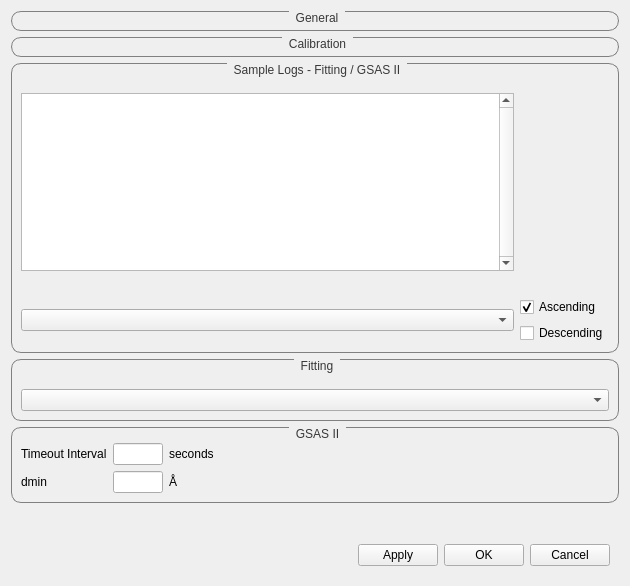
First picture: the form in qt/python/mantidqtinterfaces/mantidqtinterfaces/Engineering/gui/engineering_diffraction/settings/settings_widget.ui, repository mantidproject/mantid, before the edit.
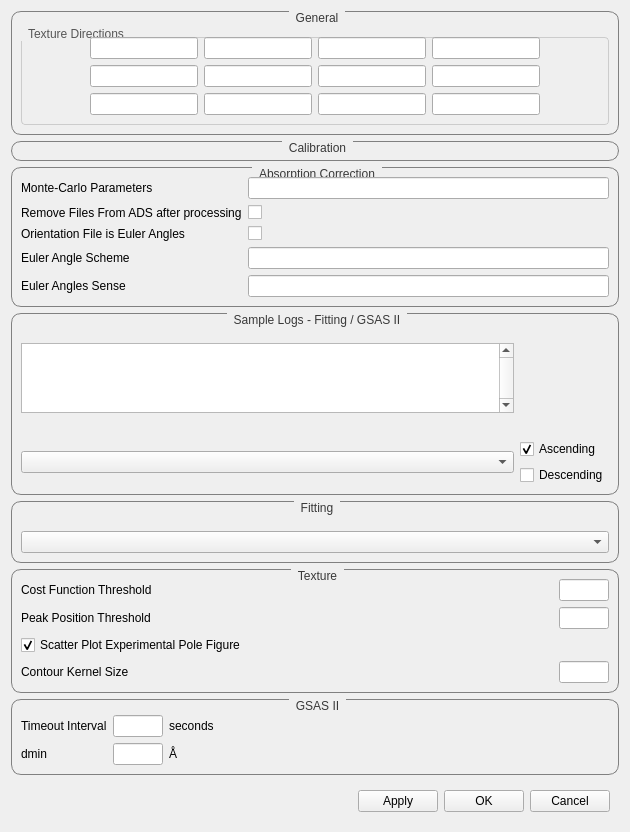
Second picture: the form after the edit. Custom widgets are drawn as their Qt base class.

```diff
--- a/qt/python/mantidqtinterfaces/mantidqtinterfaces/Engineering/gui/engineering_diffraction/settings/settings_widget.ui
+++ b/qt/python/mantidqtinterfaces/mantidqtinterfaces/Engineering/gui/engineering_diffraction/settings/settings_widget.ui
@@ -33,10 +33,253 @@
      <property name="title">
       <string>General</string>
      </property>
-     <layout class="QGridLayout" name="gridLayout">
-      <item row="0" column="0">
+     <layout class="QVBoxLayout" name="generalVBox">
+      <item>
        <widget class="FileFinderWidget" name="finder_save" native="true"/>
       </item>
+      <item>
+    <widget class="QGroupBox" name="groupBox_textureVectors">
+     <property name="title">
+      <string>Texture Directions</string>
+     </property>
+ <property name="styleSheet">
+  <string notr="true">
+   QGroupBox {
+    border: 1px solid #ccc;
+    border-radius: 4px;
+    margin-top: 10px;
+   }
+   QGroupBox::title {
+    subcontrol-origin: margin;
+    subcontrol-position: top left;
+    padding: 0 5px;
+    font-weight: normal;
+    color: #555;
+   }
+  </string>
+ </property>
+     <layout class="QGridLayout">
+      <item row="0" column="0">
+   <spacer name="spacer_left">
+    <property name="orientation">
+     <enum>Qt::Horizontal</enum>
+    </property>
+    <property name="sizeHint" stdset="0">
+     <size>
+      <width>40</width>
+      <height>20</height>
+     </size>
+    </property>
+   </spacer>
+  </item>
+         <item row="0" column="1">
+       <widget class="QLineEdit" name="lineedit_RD">
+               <property name="text">
+           <string/>
+          </property>
+        <property name="maximumWidth">
+      <number>30</number>
+    </property>
+    <property name="sizePolicy">
+      <sizepolicy hsizetype="Fixed" vsizetype="Preferred">
+        <horstretch>0</horstretch>
+        <verstretch>0</verstretch>
+      </sizepolicy>
+    </property>
+         </widget>
+      </item>
+      <item row="0" column="2">
+       <widget class="QLineEdit" name="lineedit_RD0">
+               <property name="text">
+           <string/>
+          </property>
+        <property name="maximumWidth">
+      <number>30</number>
+    </property>
+    <property name="sizePolicy">
+      <sizepolicy hsizetype="Fixed" vsizetype="Preferred">
+        <horstretch>0</horstretch>
+        <verstretch>0</verstretch>
+      </sizepolicy>
+    </property>
+         </widget>
+      </item>
+      <item row="0" column="3">
+       <widget class="QLineEdit" name="lineedit_RD1">
+               <property name="text">
+           <string/>
+          </property>
+        <property name="maximumWidth">
+      <number>30</number>
+    </property>
+    <property name="sizePolicy">
+      <sizepolicy hsizetype="Fixed" vsizetype="Preferred">
+        <horstretch>0</horstretch>
+        <verstretch>0</verstretch>
+      </sizepolicy>
+    </property>
+         </widget>
+      </item>
+      <item row="0" column="4">
+       <widget class="QLineEdit" name="lineedit_RD2">
+               <property name="text">
+           <string/>
+          </property>
+        <property name="maximumWidth">
+      <number>30</number>
+    </property>
+    <property name="sizePolicy">
+      <sizepolicy hsizetype="Fixed" vsizetype="Preferred">
+        <horstretch>0</horstretch>
+        <verstretch>0</verstretch>
+      </sizepolicy>
+    </property>
+         </widget>
+      </item>
+         <item row="1" column="1">
+       <widget class="QLineEdit" name="lineedit_ND">
+               <property name="text">
+           <string/>
+          </property>
+        <property name="maximumWidth">
+      <number>30</number>
+    </property>
+    <property name="sizePolicy">
+      <sizepolicy hsizetype="Fixed" vsizetype="Preferred">
+        <horstretch>0</horstretch>
+        <verstretch>0</verstretch>
+      </sizepolicy>
+    </property>
+         </widget>
+      </item>
+      <item row="1" column="2">
+       <widget class="QLineEdit" name="lineedit_ND0">
+               <property name="text">
+           <string/>
+          </property>
+        <property name="maximumWidth">
+      <number>30</number>
+    </property>
+    <property name="sizePolicy">
+      <sizepolicy hsizetype="Fixed" vsizetype="Preferred">
+        <horstretch>0</horstretch>
+        <verstretch>0</verstretch>
+      </sizepolicy>
+    </property>
+         </widget>
+      </item>
+      <item row="1" column="3">
+       <widget class="QLineEdit" name="lineedit_ND1">
+               <property name="text">
+           <string/>
+          </property>
+        <property name="maximumWidth">
+      <number>30</number>
+    </property>
+    <property name="sizePolicy">
+      <sizepolicy hsizetype="Fixed" vsizetype="Preferred">
+        <horstretch>0</horstretch>
+        <verstretch>0</verstretch>
+      </sizepolicy>
+    </property>
+         </widget>
+      </item>
+      <item row="1" column="4">
+       <widget class="QLineEdit" name="lineedit_ND2">
+               <property name="text">
+           <string/>
+          </property>
+        <property name="maximumWidth">
+      <number>30</number>
+    </property>
+    <property name="sizePolicy">
+      <sizepolicy hsizetype="Fixed" vsizetype="Preferred">
+        <horstretch>0</horstretch>
+        <verstretch>0</verstretch>
+      </sizepolicy>
+    </property>
+         </widget>
+      </item>
+      <item row="2" column="1">
+       <widget class="QLineEdit" name="lineedit_TD">
+               <property name="text">
+           <string/>
+          </property>
+        <property name="maximumWidth">
+      <number>30</number>
+    </property>
+    <property name="sizePolicy">
+      <sizepolicy hsizetype="Fixed" vsizetype="Preferred">
+        <horstretch>0</horstretch>
+        <verstretch>0</verstretch>
+      </sizepolicy>
+    </property>
+         </widget>
+      </item>
+      <item row="2" column="2">
+       <widget class="QLineEdit" name="lineedit_TD0">
+               <property name="text">
+           <string/>
+          </property>
+        <property name="maximumWidth">
+      <number>30</number>
+    </property>
+    <property name="sizePolicy">
+      <sizepolicy hsizetype="Fixed" vsizetype="Preferred">
+        <horstretch>0</horstretch>
+        <verstretch>0</verstretch>
+      </sizepolicy>
+    </property>
+         </widget>
+      </item>
+      <item row="2" column="3">
+       <widget class="QLineEdit" name="lineedit_TD1">
+               <property name="text">
+           <string/>
+          </property>
+        <property name="maximumWidth">
+      <number>30</number>
+    </property>
+    <property name="sizePolicy">
+      <sizepolicy hsizetype="Fixed" vsizetype="Preferred">
+        <horstretch>0</horstretch>
+        <verstretch>0</verstretch>
+      </sizepolicy>
+    </property>
+         </widget>
+      </item>
+      <item row="2" column="4">
+       <widget class="QLineEdit" name="lineedit_TD2">
+               <property name="text">
+           <string/>
+          </property>
+        <property name="maximumWidth">
+      <number>30</number>
+    </property>
+    <property name="sizePolicy">
+      <sizepolicy hsizetype="Fixed" vsizetype="Preferred">
+        <horstretch>0</horstretch>
+        <verstretch>0</verstretch>
+      </sizepolicy>
+    </property>
+         </widget>
+      </item>
+      <item row="2" column="5">
+   <spacer name="spacer_left">
+    <property name="orientation">
+     <enum>Qt::Horizontal</enum>
+    </property>
+    <property name="sizeHint" stdset="0">
+     <size>
+      <width>40</width>
+      <height>20</height>
+     </size>
+    </property>
+   </spacer>
+  </item>
+     </layout>
+    </widget>
+   </item>
      </layout>
     </widget>
    </item>
@@ -52,6 +295,85 @@
      </layout>
     </widget>
    </item>
+   <item>
+    <widget class="QGroupBox" name="group_calib">
+     <property name="title">
+      <string>Absorption Correction</string>
+     </property>
+     <layout class="QGridLayout" name="gridLayout_2">
+      <item row="1" column="2">
+         <widget class="QLineEdit" name="monte_carlo_lineedit">
+          <property name="text">
+           <string/>
+          </property>
+         </widget>
+        </item>
+        <item row="1" column="1">
+         <widget class="QLabel" name="label_10">
+          <property name="text">
+           <string>Monte-Carlo Parameters</string>
+          </property>
+         </widget>
+        </item>
+      <item row="2" column="2">
+         <widget class="QCheckBox" name="abs_corr_checkBox">
+          <property name="text">
+           <string/>
+          </property>
+         </widget>
+        </item>
+        <item row="2" column="1">
+         <widget class="QLabel" name="label_10">
+          <property name="text">
+           <string>Remove Files From ADS after processing</string>
+          </property>
+         </widget>
+        </item>
+         <item row="3" column="2">
+         <widget class="QCheckBox" name="eulerAngles_checkBox">
+          <property name="text">
+           <string/>
+          </property>
+         </widget>
+        </item>
+        <item row="3" column="1">
+         <widget class="QLabel" name="label_10">
+          <property name="text">
+           <string>Orientation File is Euler Angles</string>
+          </property>
+         </widget>
+        </item>
+         <item row="4" column="2">
+         <widget class="QLineEdit" name="eulerAngles_lineedit">
+          <property name="text">
+           <string/>
+          </property>
+         </widget>
+        </item>
+        <item row="4" column="1">
+         <widget class="QLabel" name="label_10">
+          <property name="text">
+           <string>Euler Angle Scheme</string>
+          </property>
+         </widget>
+        </item>
+         <item row="5" column="2">
+         <widget class="QLineEdit" name="eulerAnglesSense_lineedit">
+          <property name="text">
+           <string/>
+          </property>
+         </widget>
+        </item>
+        <item row="5" column="1">
+         <widget class="QLabel" name="label_10">
+          <property name="text">
+           <string>Euler Angles Sense</string>
+          </property>
+         </widget>
+        </item>
+     </layout>
+    </widget>
+   </item>
    <item>
     <widget class="QGroupBox" name="fitting">
      <property name="title">
@@ -128,6 +450,103 @@
      </layout>
     </widget>
    </item>
+   <item>
+    <widget class="QGroupBox" name="group_calib">
+     <property name="title">
+      <string>Texture</string>
+     </property>
+     <layout class="QGridLayout" name="gridLayout_2">
+      <item row="0" column="0">
+         <widget class="QLabel" name="label_10">
+          <property name="text">
+           <string>Cost Function Threshold</string>
+          </property>
+         </widget>
+        </item>
+      <item row="0" column="1">
+         <widget class="QLineEdit" name="cost_func_thresh_lineedit">
+          <property name="sizePolicy">
+           <sizepolicy hsizetype="Fixed" vsizetype="Fixed">
+            <horstretch>0</horstretch>
+            <verstretch>0</verstretch>
+           </sizepolicy>
+          </property>
+          <property name="maximumSize">
+           <size>
+            <width>50</width>
+            <height>16777215</height>
+           </size>
+          </property>
+          <property name="text">
+           <string/>
+          </property>
+         </widget>
+        </item>
+      <item row="1" column="0">
+         <widget class="QLabel" name="label_10">
+          <property name="text">
+           <string>Peak Position Threshold</string>
+          </property>
+         </widget>
+        </item>
+      <item row="1" column="1">
+         <widget class="QLineEdit" name="peak_pos_thresh_lineedit">
+          <property name="sizePolicy">
+           <sizepolicy hsizetype="Fixed" vsizetype="Fixed">
+            <horstretch>0</horstretch>
+            <verstretch>0</verstretch>
+           </sizepolicy>
+          </property>
+          <property name="maximumSize">
+           <size>
+            <width>50</width>
+            <height>16777215</height>
+           </size>
+          </property>
+          <property name="text">
+           <string/>
+          </property>
+         </widget>
+        </item>
+          <item row="2" column="0">
+         <widget class="QCheckBox" name="expPF_checkBox">
+          <property name="text">
+           <string>Scatter Plot Experimental Pole Figure</string>
+          </property>
+          <property name="checked">
+           <bool>true</bool>
+          </property>
+         </widget>
+        </item>
+         <item row="3" column="0">
+         <widget class="QLabel" name="label_10">
+          <property name="text">
+           <string>Contour Kernel Size</string>
+          </property>
+         </widget>
+        </item>
+      <item row="3" column="1">
+         <widget class="QLineEdit" name="contourKernel_lineedit">
+          <property name="sizePolicy">
+           <sizepolicy hsizetype="Fixed" vsizetype="Fixed">
+            <horstretch>0</horstretch>
+            <verstretch>0</verstretch>
+           </sizepolicy>
+          </property>
+          <property name="maximumSize">
+           <size>
+            <width>50</width>
+            <height>16777215</height>
+           </size>
+          </property>
+          <property name="text">
+           <string/>
+          </property>
+         </widget>
+        </item>
+     </layout>
+    </widget>
+   </item>
    <item>
     <widget class="QGroupBox" name="group_gsas2">
      <property name="title">
```
